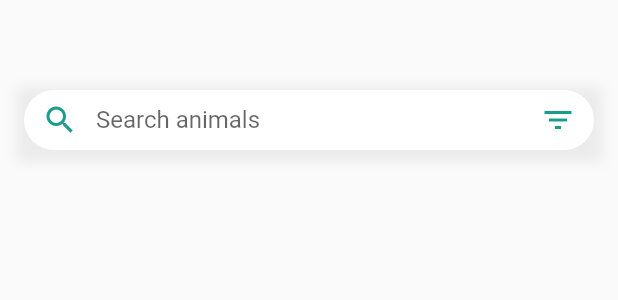
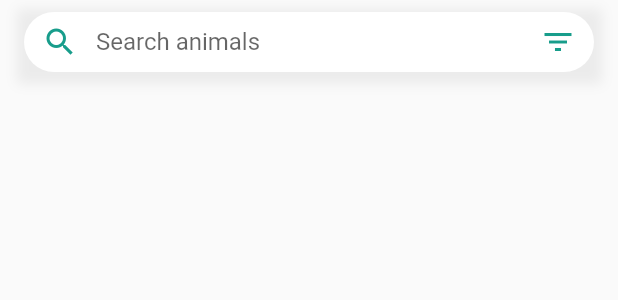
Before and after one commit to Jackdaw16/NicamalApp, a Flutter app: the CustomSearchBarComponent widget shown alone on an empty page, opened directly, on a phone screen of 412 x 824 dp. Shown: the top 300 px of the screen. Run offline on Flutter 3.47's test engine with Material 2 defaults, Android fonts, the phone set to English and light mode, and no system bars; our stand-ins replace photo_view, rive; missing offline and left inert: pagination_view; statements that could not run were skipped.

Commit message:
Update CustomSearchBarComponent.dart

```diff
--- a/lib/components/CustomSearchBarComponent.dart
+++ b/lib/components/CustomSearchBarComponent.dart
@@ -16,16 +16,22 @@ class _CustomSearchBarComponentState extends State<CustomSearchBarComponent> {
   final Color greenAccent = Color.fromARGB(255, 24, 157, 139);
   String textFilter;
 
+  bool safeArea (double padding) {
+    if (padding > 0) {
+      return true;
+    }
+
+    return false;
+  }
+
   @override
   Widget build(BuildContext context) {
-    return Column(
-      children: [
-        /*Notch size*/
-        SizedBox(
-          height: 60,
-        ),
-        Padding(
+    var padding = MediaQuery.of(context).viewPadding.top;
+    return SafeArea(
+      top: safeArea(padding),
+      child: Padding(
         padding: EdgeInsets.only(
+          top: 8,
           bottom: 8,
           left: 16,
           right: 16,
@@ -67,8 +73,7 @@ class _CustomSearchBarComponentState extends State<CustomSearchBarComponent> {
                 )),
           ),
         ),
-        )
-      ],
+      ),
     );
   }
 }
```
Lines whose indentation alone changed are shown as unchanged.
